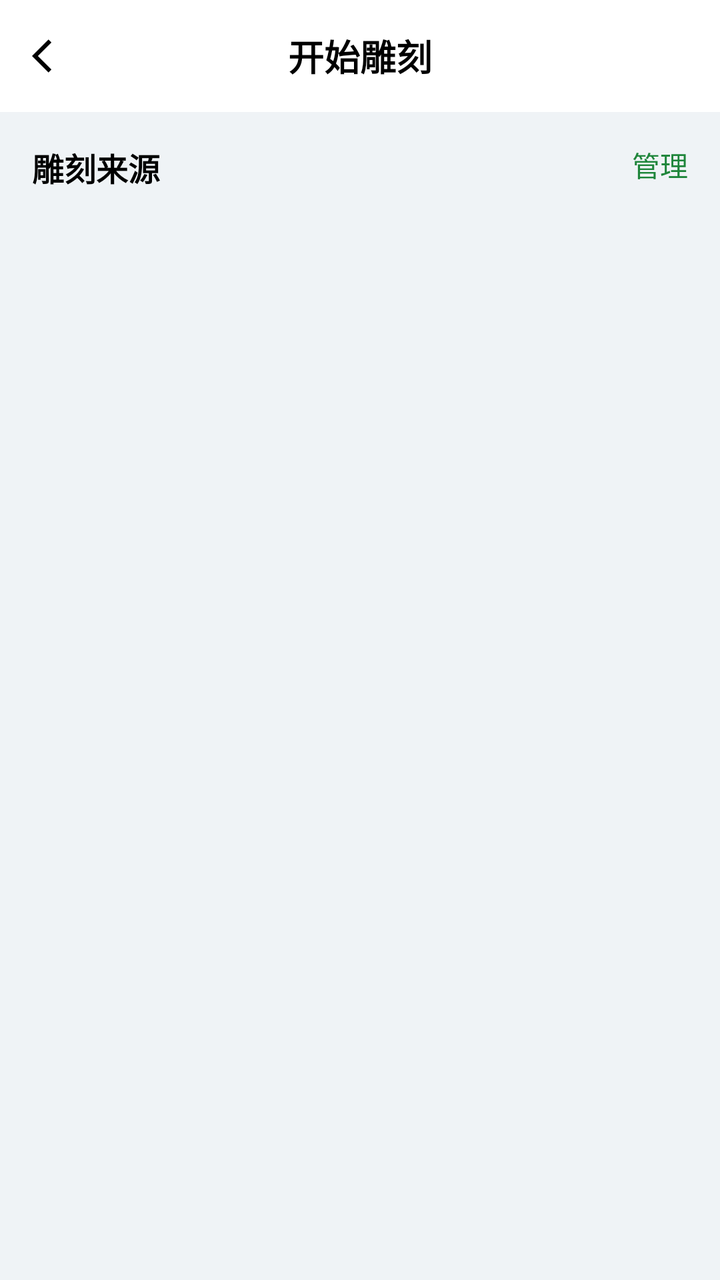
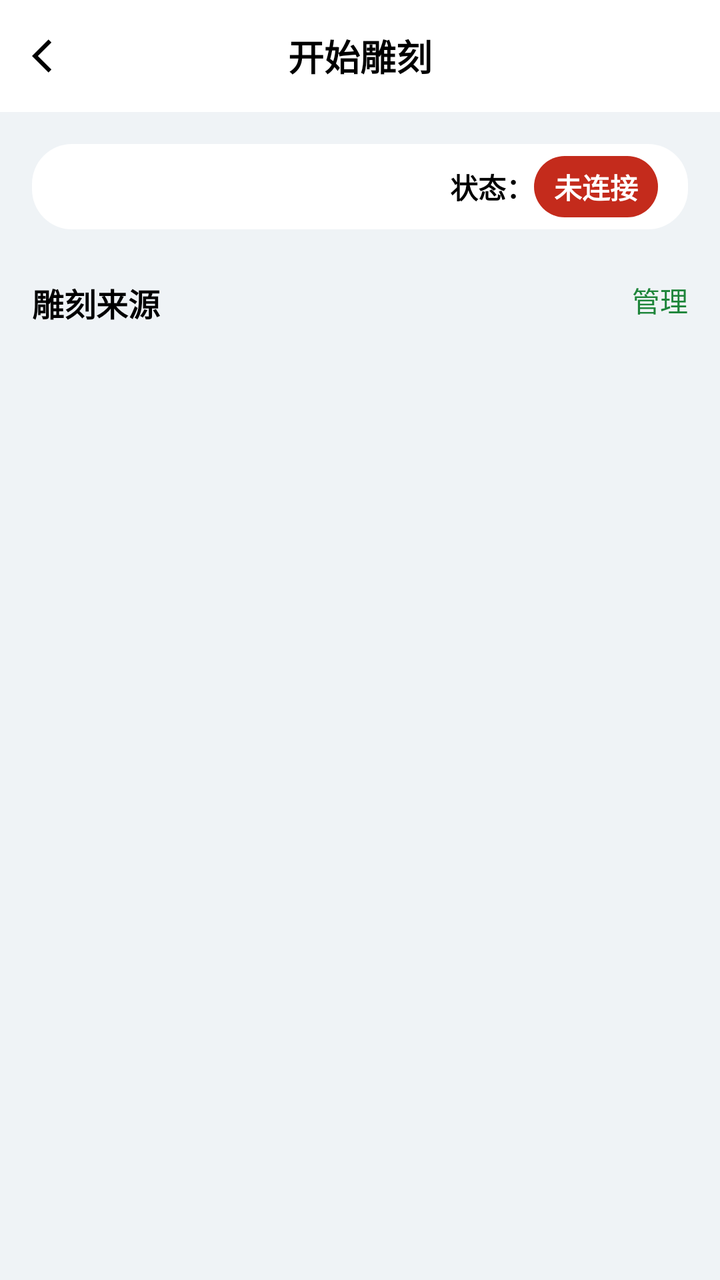

The first picture is an Android layout as it rendered before a commit; the second is the same layout after the commit. The layout source and the unified diff follow.
<!-- AndroidManifest.xml: activity theme AppTheme.NoActionBar -->
<!-- res/layout/activity_begin_engrave.xml -->
<layout xmlns:android="http://schemas.android.com/apk/res/android"
    xmlns:app="http://schemas.android.com/apk/res-auto"
    xmlns:tools="http://schemas.android.com/tools">

    <LinearLayout
        android:layout_width="match_parent"
        android:layout_height="match_parent"
        android:background="@color/ColorGray"
        android:orientation="vertical">

        
        <RelativeLayout
            android:id="@+id/status_bar"
            android:layout_width="match_parent"
            android:layout_height="?actionBarSize"
            android:background="@color/colorWhite">

            
            <ImageView
                android:id="@+id/iv_back"
                android:layout_width="20dp"
                android:layout_height="match_parent"
                android:layout_alignParentStart="true"
                android:layout_centerVertical="true"
                android:layout_marginStart="16dp"
                android:src="@drawable/ic_back" />

            
            <TextView
                android:layout_width="wrap_content"
                android:layout_height="match_parent"
                android:layout_centerHorizontal="true"
                android:gravity="center"
                android:text="开始雕刻"
                android:textColor="@color/colorBlack"
                android:textSize="18sp"
                android:textStyle="bold" />

        </RelativeLayout>


        <LinearLayout
            android:layout_width="match_parent"
            android:layout_height="match_parent"
            android:orientation="vertical"
            android:padding="16dp">

            
            <RelativeLayout
                android:layout_width="wrap_content"
                android:layout_height="wrap_content"
                android:layout_marginBottom="5dp">

                <TextView
                    android:layout_width="wrap_content"
                    android:layout_height="wrap_content"
                    android:layout_alignParentStart="true"
                    android:layout_alignParentTop="true"
                    android:layout_centerVertical="true"
                    android:text="雕刻来源"
                    android:textColor="@color/colorBlack"
                    android:textSize="16sp"
                    android:textStyle="bold" />


                <TextView
                    android:id="@+id/tv_manager"
                    android:layout_width="wrap_content"
                    android:layout_height="wrap_content"
                    android:layout_alignParentTop="true"
                    android:layout_alignParentEnd="true"
                    android:layout_centerVertical="true"
                    android:text="管理"
                    android:textColor="@color/colorGreen"
                    android:textSize="14sp" />


            </RelativeLayout>


            <androidx.recyclerview.widget.RecyclerView
                android:id="@+id/recycler_view"
                android:layout_width="match_parent"
                android:layout_height="wrap_content" />




        </LinearLayout>


    </LinearLayout>

</layout>
<!-- resources referenced by this layout -->
<resources>
  <color name="ColorGray">#eff3f6</color>
  <color name="colorBlack">#000000</color>
  <color name="colorGreen">#1e853a</color>
  <color name="colorWhite">#ffffff</color>
  <!-- drawable ic_back (drawable) -->
  <vector xmlns:android="http://schemas.android.com/apk/res/android" android:autoMirrored="true" android:height="24dp" android:tint="#000000" android:viewportHeight="24" android:viewportWidth="24" android:width="24dp">
        
      <path android:fillColor="@android:color/white" android:pathData="M11.67,3.87L9.9,2.1 0,12l9.9,9.9 1.77,-1.77L3.54,12z"/>
      
  </vector>
  <style name="AppTheme.NoActionBar">
          <item name="windowActionBar">false</item>
          <item name="windowNoTitle">true</item>
      </style>
</resources>

<!-- the commit's change to res/layout/activity_begin_engrave.xml (unified diff, before → after) -->
@@ -47,8 +47,61 @@
 
             
             <RelativeLayout
+                android:layout_width="match_parent"
+                android:layout_height="wrap_content"
+                android:background="@drawable/bg_white_ffffff_r20"
+                android:paddingHorizontal="15dp"
+                android:paddingVertical="6dp">
+
+                <TextView
+                    android:id="@+id/tv_machine_name"
+                    android:layout_width="wrap_content"
+                    android:layout_height="wrap_content"
+                    android:layout_alignParentStart="true"
+                    android:layout_centerVertical="true"
+                    android:text=""
+                    android:textColor="@color/colorBlack"
+                    android:textSize="14sp"
+                    android:textStyle="bold" />
+
+                <LinearLayout
+                    android:layout_width="wrap_content"
+                    android:layout_height="wrap_content"
+                    android:layout_alignParentEnd="true"
+                    android:layout_centerVertical="true"
+                    android:gravity="center"
+                    android:orientation="horizontal">
+
+                    <TextView
+                        android:layout_width="wrap_content"
+                        android:layout_height="wrap_content"
+                        android:text="状态："
+                        android:textColor="@color/colorBlack"
+                        android:textSize="14sp"
+                        android:textStyle="bold" />
+
+                    <TextView
+                        android:id="@+id/tv_machine_status_tips"
+                        android:layout_width="wrap_content"
+                        android:layout_height="wrap_content"
+                        android:background="@drawable/bg_red_c42b1c_r100"
+                        android:paddingHorizontal="10dp"
+                        android:paddingVertical="5dp"
+                        android:text="未连接"
+                        android:textColor="@color/colorWhite"
+                        android:textSize="14sp"
+                        android:textStyle="bold" />
+
+                </LinearLayout>
+
+
+            </RelativeLayout>
+
+            
+            <RelativeLayout
                 android:layout_width="wrap_content"
                 android:layout_height="wrap_content"
+                android:layout_marginTop="25dp"
                 android:layout_marginBottom="5dp">
 
                 <TextView
@@ -77,13 +130,10 @@
 
             </RelativeLayout>
 
-
             <androidx.recyclerview.widget.RecyclerView
                 android:id="@+id/recycler_view"
                 android:layout_width="match_parent"
                 android:layout_height="wrap_content" />
-
-
 
 
         </LinearLayout>
<!-- resource entries referenced after the edit -->
@@ -4,6 +4,24 @@
   <color name="colorBlack">#000000</color>
   <color name="colorGreen">#1e853a</color>
   <color name="colorWhite">#ffffff</color>
+  <!-- drawable bg_red_c42b1c_r100 (drawable) -->
+  <?xml version="1.0" encoding="utf-8"?>
+  <shape xmlns:android="http://schemas.android.com/apk/res/android">
+  
+      <solid android:color="#c42b1c" />
+  
+      <corners android:radius="100dp" />
+  
+  </shape>
+  <!-- drawable bg_white_ffffff_r20 (drawable) -->
+  <?xml version="1.0" encoding="utf-8"?>
+  <shape xmlns:android="http://schemas.android.com/apk/res/android">
+  
+      <solid android:color="#FFFFFFFF" />
+  
+      <corners android:radius="20dp" />
+  
+  </shape>
   <!-- drawable ic_back (drawable) -->
   <vector xmlns:android="http://schemas.android.com/apk/res/android" android:autoMirrored="true" android:height="24dp" android:tint="#000000" android:viewportHeight="24" android:viewportWidth="24" android:width="24dp">
         
